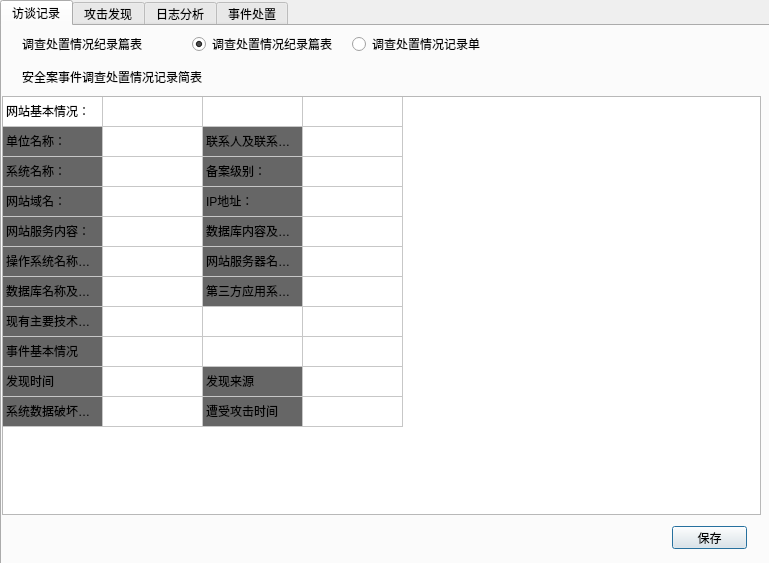
The window that disposedialog.ui (sl5976886/sectool) describes before a commit, drawn with Qt 5.
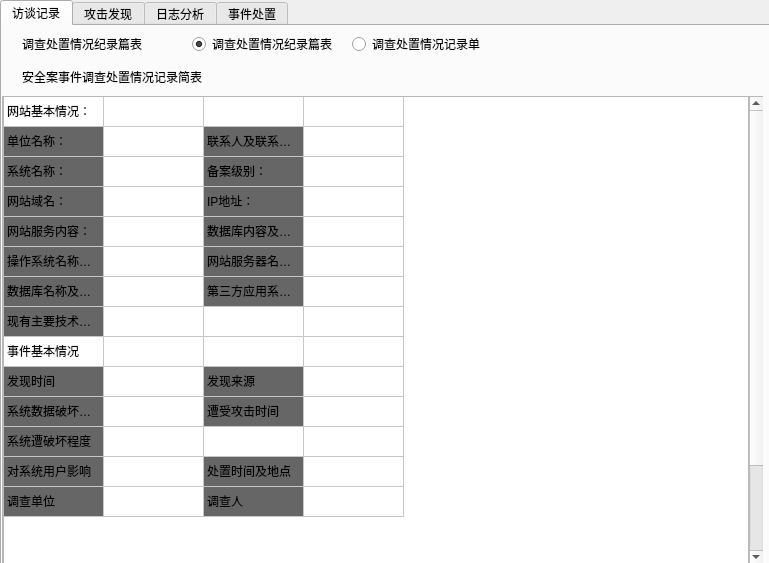
The same window after the commit. The open tabs and pages were chosen to show the change.

The edit to the form file:
```diff
--- a/disposedialog.ui
+++ b/disposedialog.ui
@@ -73,13 +73,40 @@
         <string>安全案事件调查处置情况记录简表</string>
        </property>
       </widget>
+      <widget class="QScrollArea" name="scrollArea">
+       <property name="geometry">
+        <rect>
+         <x>0</x>
+         <y>50</y>
+         <width>762</width>
+         <height>469</height>
+        </rect>
+       </property>
+       <property name="widgetResizable">
+        <bool>true</bool>
+       </property>
+       <widget class="QWidget" name="scrollAreaWidgetContents_2">
+        <property name="geometry">
+         <rect>
+          <x>0</x>
+          <y>-112</y>
+          <width>746</width>
+          <height>579</height>
+         </rect>
+        </property>
+        <property name="minimumSize">
+         <size>
+          <width>0</width>
+          <height>579</height>
+         </size>
+        </property>
       <widget class="QTableWidget" name="safeTableWidget">
        <property name="geometry">
         <rect>
          <x>0</x>
-         <y>50</y>
-         <width>759</width>
-         <height>419</height>
+           <y>-1</y>
+           <width>746</width>
+           <height>538</height>
         </rect>
        </property>
        <property name="autoScroll">
@@ -92,7 +119,7 @@
         <bool>false</bool>
        </property>
        <property name="rowCount">
-        <number>11</number>
+          <number>14</number>
        </property>
        <property name="columnCount">
         <number>4</number>
@@ -109,6 +136,21 @@
        <attribute name="verticalHeaderMinimumSectionSize">
         <number>10</number>
        </attribute>
+         <row>
+          <property name="text">
+           <string/>
+          </property>
+         </row>
+         <row>
+          <property name="text">
+           <string/>
+          </property>
+         </row>
+         <row>
+          <property name="text">
+           <string/>
+          </property>
+         </row>
        <row/>
        <row/>
        <row/>
@@ -128,41 +170,10 @@
         <property name="text">
          <string>网站基本情况：</string>
         </property>
-        <property name="background">
-         <brush brushstyle="NoBrush">
-          <color alpha="255">
-           <red>102</red>
-           <green>102</green>
-           <blue>102</blue>
-          </color>
-         </brush>
-        </property>
-        <property name="flags">
-         <set>ItemIsDragEnabled|ItemIsUserCheckable|ItemIsEnabled</set>
-        </property>
-       </item>
-       <item row="0" column="1">
-        <property name="text">
-         <string/>
-        </property>
-        <property name="flags">
-         <set>ItemIsDragEnabled|ItemIsUserCheckable|ItemIsEnabled</set>
-        </property>
        </item>
        <item row="0" column="2">
         <property name="text">
          <string/>
-        </property>
-        <property name="flags">
-         <set>ItemIsDragEnabled|ItemIsUserCheckable|ItemIsEnabled</set>
-        </property>
-       </item>
-       <item row="0" column="3">
-        <property name="text">
-         <string/>
-        </property>
-        <property name="flags">
-         <set>ItemIsDragEnabled|ItemIsUserCheckable|ItemIsEnabled</set>
         </property>
        </item>
        <item row="1" column="0">
@@ -187,9 +198,6 @@
           </color>
          </brush>
         </property>
-        <property name="flags">
-         <set>ItemIsDragEnabled|ItemIsUserCheckable|ItemIsEnabled</set>
-        </property>
        </item>
        <item row="1" column="2">
         <property name="text">
@@ -213,9 +221,6 @@
           </color>
          </brush>
         </property>
-        <property name="flags">
-         <set>ItemIsDragEnabled|ItemIsUserCheckable|ItemIsEnabled</set>
-        </property>
        </item>
        <item row="2" column="0">
         <property name="text">
@@ -295,6 +300,14 @@
          <set>ItemIsDragEnabled|ItemIsUserCheckable|ItemIsEnabled</set>
         </property>
        </item>
+         <item row="3" column="1">
+          <property name="text">
+           <string/>
+          </property>
+          <property name="flags">
+           <set>ItemIsDragEnabled|ItemIsUserCheckable|ItemIsEnabled</set>
+          </property>
+         </item>
        <item row="3" column="2">
         <property name="text">
          <string>IP地址：</string>
@@ -321,6 +334,14 @@
          <set>ItemIsDragEnabled|ItemIsUserCheckable|ItemIsEnabled</set>
         </property>
        </item>
+         <item row="3" column="3">
+          <property name="text">
+           <string/>
+          </property>
+          <property name="flags">
+           <set>ItemIsDragEnabled|ItemIsUserCheckable|ItemIsEnabled</set>
+          </property>
+         </item>
        <item row="4" column="0">
         <property name="text">
          <string>网站服务内容：</string>
@@ -451,11 +472,6 @@
          <set>ItemIsDragEnabled|ItemIsUserCheckable|ItemIsEnabled</set>
         </property>
        </item>
-       <item row="6" column="1">
-        <property name="text">
-         <string/>
-        </property>
-       </item>
        <item row="6" column="2">
         <property name="text">
          <string>第三方应用系统名称及版本：</string>
@@ -508,19 +524,30 @@
          <set>ItemIsDragEnabled|ItemIsUserCheckable|ItemIsEnabled</set>
         </property>
        </item>
-       <item row="7" column="1">
-        <property name="text">
-         <string/>
-        </property>
-       </item>
        <item row="7" column="2">
         <property name="text">
          <string/>
         </property>
-       </item>
-       <item row="7" column="3">
-        <property name="text">
-         <string/>
+          <property name="background">
+           <brush brushstyle="NoBrush">
+            <color alpha="255">
+             <red>102</red>
+             <green>102</green>
+             <blue>102</blue>
+            </color>
+           </brush>
+          </property>
+          <property name="foreground">
+           <brush brushstyle="NoBrush">
+            <color alpha="255">
+             <red>255</red>
+             <green>255</green>
+             <blue>255</blue>
+            </color>
+           </brush>
+          </property>
+          <property name="flags">
+           <set>ItemIsDragEnabled|ItemIsUserCheckable|ItemIsEnabled</set>
         </property>
        </item>
        <item row="8" column="0">
@@ -528,7 +555,7 @@
          <string>事件基本情况</string>
         </property>
         <property name="background">
-         <brush brushstyle="SolidPattern">
+           <brush brushstyle="NoBrush">
           <color alpha="255">
            <red>102</red>
            <green>102</green>
@@ -555,11 +582,27 @@
         </property>
        </item>
        <item row="8" column="2">
-        <property name="flags">
-         <set>ItemIsDragEnabled|ItemIsUserCheckable|ItemIsEnabled</set>
-        </property>
-       </item>
-       <item row="8" column="3">
+          <property name="text">
+           <string/>
+          </property>
+          <property name="background">
+           <brush brushstyle="NoBrush">
+            <color alpha="255">
+             <red>102</red>
+             <green>102</green>
+             <blue>102</blue>
+            </color>
+           </brush>
+          </property>
+          <property name="foreground">
+           <brush brushstyle="NoBrush">
+            <color alpha="255">
+             <red>255</red>
+             <green>255</green>
+             <blue>255</blue>
+            </color>
+           </brush>
+          </property>
         <property name="flags">
          <set>ItemIsDragEnabled|ItemIsUserCheckable|ItemIsEnabled</set>
         </property>
@@ -590,6 +633,11 @@
          <set>ItemIsDragEnabled|ItemIsUserCheckable|ItemIsEnabled</set>
         </property>
        </item>
+         <item row="9" column="1">
+          <property name="text">
+           <string/>
+          </property>
+         </item>
        <item row="9" column="2">
         <property name="text">
          <string>发现来源</string>
@@ -642,6 +690,11 @@
          <set>ItemIsDragEnabled|ItemIsUserCheckable|ItemIsEnabled</set>
         </property>
        </item>
+         <item row="10" column="1">
+          <property name="text">
+           <string/>
+          </property>
+         </item>
        <item row="10" column="2">
         <property name="text">
          <string>遭受攻击时间</string>
@@ -664,6 +717,153 @@
           </color>
          </brush>
         </property>
+         </item>
+         <item row="10" column="3">
+          <property name="text">
+           <string/>
+          </property>
+         </item>
+         <item row="11" column="0">
+          <property name="text">
+           <string>系统遭破坏程度</string>
+          </property>
+          <property name="background">
+           <brush brushstyle="SolidPattern">
+            <color alpha="255">
+             <red>102</red>
+             <green>102</green>
+             <blue>102</blue>
+            </color>
+           </brush>
+          </property>
+          <property name="foreground">
+           <brush brushstyle="NoBrush">
+            <color alpha="255">
+             <red>255</red>
+             <green>255</green>
+             <blue>255</blue>
+            </color>
+           </brush>
+          </property>
+          <property name="flags">
+           <set>ItemIsDragEnabled|ItemIsUserCheckable|ItemIsEnabled</set>
+          </property>
+         </item>
+         <item row="11" column="1">
+          <property name="text">
+           <string/>
+          </property>
+         </item>
+         <item row="11" column="2">
+          <property name="text">
+           <string/>
+          </property>
+         </item>
+         <item row="11" column="3">
+          <property name="text">
+           <string/>
+          </property>
+         </item>
+         <item row="12" column="0">
+          <property name="text">
+           <string>对系统用户影响</string>
+          </property>
+          <property name="background">
+           <brush brushstyle="SolidPattern">
+            <color alpha="255">
+             <red>102</red>
+             <green>102</green>
+             <blue>102</blue>
+            </color>
+           </brush>
+          </property>
+          <property name="foreground">
+           <brush brushstyle="NoBrush">
+            <color alpha="255">
+             <red>255</red>
+             <green>255</green>
+             <blue>255</blue>
+            </color>
+           </brush>
+          </property>
+          <property name="flags">
+           <set>ItemIsDragEnabled|ItemIsUserCheckable|ItemIsEnabled</set>
+          </property>
+         </item>
+         <item row="12" column="2">
+          <property name="text">
+           <string>处置时间及地点</string>
+          </property>
+          <property name="background">
+           <brush brushstyle="SolidPattern">
+            <color alpha="255">
+             <red>102</red>
+             <green>102</green>
+             <blue>102</blue>
+            </color>
+           </brush>
+          </property>
+          <property name="foreground">
+           <brush brushstyle="NoBrush">
+            <color alpha="255">
+             <red>255</red>
+             <green>255</green>
+             <blue>255</blue>
+            </color>
+           </brush>
+          </property>
+          <property name="flags">
+           <set>ItemIsDragEnabled|ItemIsUserCheckable|ItemIsEnabled</set>
+          </property>
+         </item>
+         <item row="13" column="0">
+          <property name="text">
+           <string>调查单位</string>
+          </property>
+          <property name="background">
+           <brush brushstyle="SolidPattern">
+            <color alpha="255">
+             <red>102</red>
+             <green>102</green>
+             <blue>102</blue>
+            </color>
+           </brush>
+          </property>
+          <property name="foreground">
+           <brush brushstyle="NoBrush">
+            <color alpha="255">
+             <red>255</red>
+             <green>255</green>
+             <blue>255</blue>
+            </color>
+           </brush>
+          </property>
+          <property name="flags">
+           <set>ItemIsDragEnabled|ItemIsUserCheckable|ItemIsEnabled</set>
+          </property>
+         </item>
+         <item row="13" column="2">
+          <property name="text">
+           <string>调查人</string>
+          </property>
+          <property name="background">
+           <brush brushstyle="SolidPattern">
+            <color alpha="255">
+             <red>102</red>
+             <green>102</green>
+             <blue>102</blue>
+            </color>
+           </brush>
+          </property>
+          <property name="foreground">
+           <brush brushstyle="NoBrush">
+            <color alpha="255">
+             <red>255</red>
+             <green>255</green>
+             <blue>255</blue>
+            </color>
+           </brush>
+          </property>
         <property name="flags">
          <set>ItemIsDragEnabled|ItemIsUserCheckable|ItemIsEnabled</set>
         </property>
@@ -672,8 +872,8 @@
       <widget class="QPushButton" name="recordButton_2">
        <property name="geometry">
         <rect>
-         <x>670</x>
-         <y>480</y>
+           <x>660</x>
+           <y>550</y>
          <width>75</width>
          <height>23</height>
         </rect>
@@ -684,6 +884,8 @@
        <property name="text">
         <string>保存</string>
        </property>
+        </widget>
+       </widget>
       </widget>
      </widget>
      <widget class="QWidget" name="page_2">
```
Left out of the diff: 64 changed lines with no effect on the pictures. Lines whose indentation alone changed are shown as unchanged.
